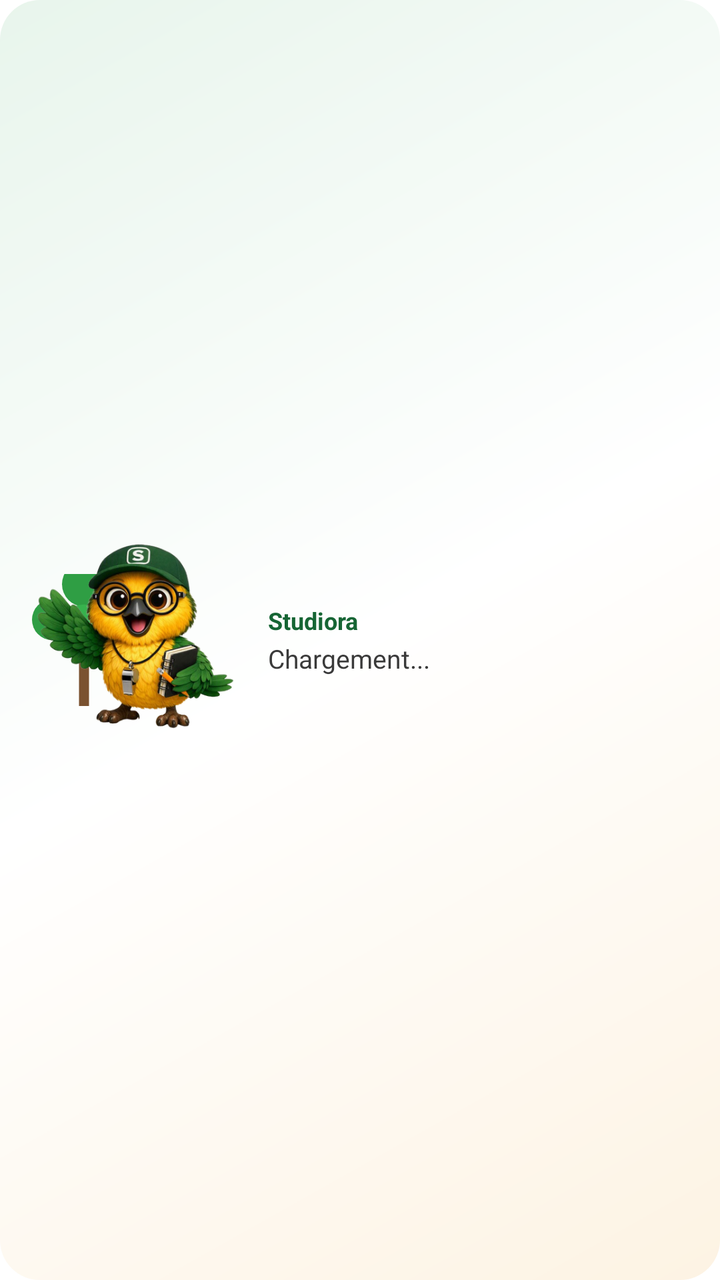
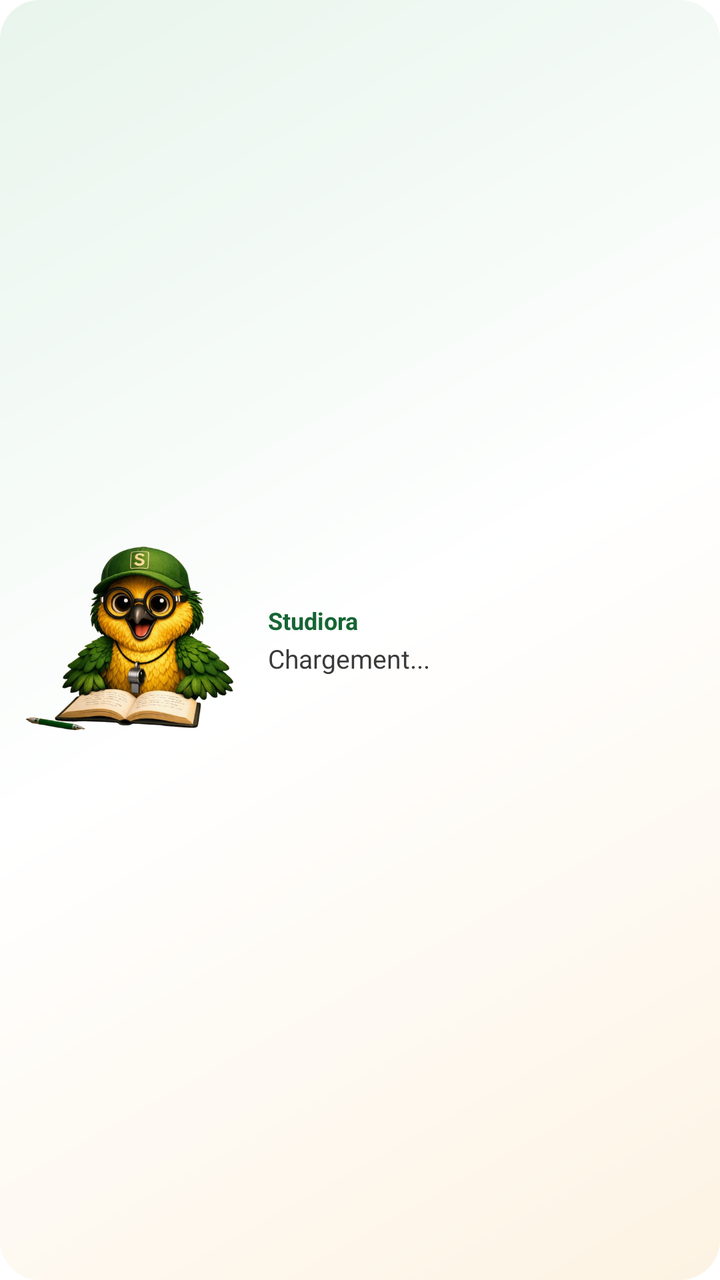

Compare the two renders of this Android layout. The source of the first and the diff that turns it into the second are given below.
<!-- AndroidManifest.xml: fallback theme Theme.MaterialComponents.DayNight.NoActionBar -->
<!-- res/layout/studiora_widget.xml -->
<?xml version="1.0" encoding="utf-8"?>
<LinearLayout xmlns:android="http://schemas.android.com/apk/res/android"
    android:id="@+id/widget_root"
    android:layout_width="match_parent"
    android:layout_height="match_parent"
    android:background="@drawable/studiora_widget_bg"
    android:orientation="horizontal"
    android:gravity="center_vertical"
    android:padding="12dp">

    <FrameLayout
        android:layout_width="0dp"
        android:layout_height="match_parent"
        android:layout_weight="1">

        <ImageView
            android:id="@+id/widget_tree"
            android:layout_width="wrap_content"
            android:layout_height="match_parent"
            android:layout_gravity="start|center_vertical"
            android:scaleType="centerInside"
            android:contentDescription="Arbre de connaissance"
            android:src="@drawable/studiora_widget_tree" />

        <ImageView
            android:id="@+id/widget_mascot"
            android:layout_width="wrap_content"
            android:layout_height="match_parent"
            android:layout_gravity="end|bottom"
            android:scaleType="centerInside"
            android:contentDescription="Mascotte Studiora"
            android:src="@drawable/studiora_widget_mascot" />

    </FrameLayout>

    <LinearLayout
        android:layout_width="0dp"
        android:layout_height="wrap_content"
        android:layout_weight="2"
        android:orientation="vertical"
        android:paddingStart="10dp">

        <TextView
            android:id="@+id/widget_label"
            android:layout_width="wrap_content"
            android:layout_height="wrap_content"
            android:text="Studiora"
            android:textColor="#166534"
            android:textStyle="bold"
            android:textSize="12sp" />

        <TextView
            android:id="@+id/widget_tip"
            android:layout_width="match_parent"
            android:layout_height="wrap_content"
            android:layout_marginTop="2dp"
            android:text="Chargement..."
            android:textColor="#3A3A3A"
            android:textSize="13sp"
            android:maxLines="4"
            android:ellipsize="end" />

    </LinearLayout>

</LinearLayout>
<!-- resources referenced by this layout -->
<resources>
  <!-- drawable studiora_widget_bg (drawable) -->
  <?xml version="1.0" encoding="utf-8"?>
  <shape xmlns:android="http://schemas.android.com/apk/res/android"
      android:shape="rectangle">
      <corners android:radius="20dp" />
      <gradient
          android:type="linear"
          android:angle="315"
          android:startColor="#E8F5EC"
          android:centerColor="#FFFFFF"
          android:endColor="#FDF3E3" />
  </shape>
  <!-- drawable studiora_widget_mascot: png bitmap (drawable, 140838 bytes) -->
  <!-- drawable studiora_widget_tree (drawable) -->
  <?xml version="1.0" encoding="utf-8"?>
  <vector xmlns:android="http://schemas.android.com/apk/res/android"
      android:width="60dp"
      android:height="66dp"
      android:viewportWidth="120"
      android:viewportHeight="130">
      <path
          android:fillColor="#7A5230"
          android:pathData="M55,130 L55,85 L65,85 L65,130 Z" />
      <path
          android:fillColor="#2F9E44"
          android:pathData="M60,10 m-22,0 a22,22 0 1,0 44,0 a22,22 0 1,0 -44,0" />
      <path
          android:fillColor="#2F9E44"
          android:pathData="M28,45 m-20,0 a20,20 0 1,0 40,0 a20,20 0 1,0 -40,0" />
      <path
          android:fillColor="#2F9E44"
          android:pathData="M92,45 m-20,0 a20,20 0 1,0 40,0 a20,20 0 1,0 -40,0" />
      <path
          android:fillColor="#37B24D"
          android:pathData="M60,55 m-25,0 a25,25 0 1,0 50,0 a25,25 0 1,0 -50,0" />
  </vector>
</resources>

<!-- the commit's change to res/layout/studiora_widget.xml (unified diff, before → after) -->
@@ -8,30 +8,14 @@
     android:gravity="center_vertical"
     android:padding="12dp">
 
-    <FrameLayout
+    <ImageView
+        android:id="@+id/widget_scene"
         android:layout_width="0dp"
         android:layout_height="match_parent"
-        android:layout_weight="1">
-
-        <ImageView
-            android:id="@+id/widget_tree"
-            android:layout_width="wrap_content"
-            android:layout_height="match_parent"
-            android:layout_gravity="start|center_vertical"
-            android:scaleType="centerInside"
-            android:contentDescription="Arbre de connaissance"
-            android:src="@drawable/studiora_widget_tree" />
-
-        <ImageView
-            android:id="@+id/widget_mascot"
-            android:layout_width="wrap_content"
-            android:layout_height="match_parent"
-            android:layout_gravity="end|bottom"
-            android:scaleType="centerInside"
-            android:contentDescription="Mascotte Studiora"
-            android:src="@drawable/studiora_widget_mascot" />
-
-    </FrameLayout>
+        android:layout_weight="1"
+        android:scaleType="centerInside"
+        android:contentDescription="Studiora"
+        android:src="@drawable/studiora_widget_scene_todo" />
 
     <LinearLayout
         android:layout_width="0dp"
<!-- resource entries referenced after the edit -->
@@ -12,29 +12,6 @@
           android:centerColor="#FFFFFF"
           android:endColor="#FDF3E3" />
   </shape>
-  <!-- drawable studiora_widget_mascot: png bitmap (drawable, 140838 bytes) -->
-  <!-- drawable studiora_widget_tree (drawable) -->
-  <?xml version="1.0" encoding="utf-8"?>
-  <vector xmlns:android="http://schemas.android.com/apk/res/android"
-      android:width="60dp"
-      android:height="66dp"
-      android:viewportWidth="120"
-      android:viewportHeight="130">
-      <path
-          android:fillColor="#7A5230"
-          android:pathData="M55,130 L55,85 L65,85 L65,130 Z" />
-      <path
-          android:fillColor="#2F9E44"
-          android:pathData="M60,10 m-22,0 a22,22 0 1,0 44,0 a22,22 0 1,0 -44,0" />
-      <path
-          android:fillColor="#2F9E44"
-          android:pathData="M28,45 m-20,0 a20,20 0 1,0 40,0 a20,20 0 1,0 -40,0" />
-      <path
-          android:fillColor="#2F9E44"
-          android:pathData="M92,45 m-20,0 a20,20 0 1,0 40,0 a20,20 0 1,0 -40,0" />
-      <path
-          android:fillColor="#37B24D"
-          android:pathData="M60,55 m-25,0 a25,25 0 1,0 50,0 a25,25 0 1,0 -50,0" />
-  </vector>
+  <!-- drawable studiora_widget_scene_todo: png bitmap (drawable-nodpi, 240976 bytes) -->
 </resources>
 
